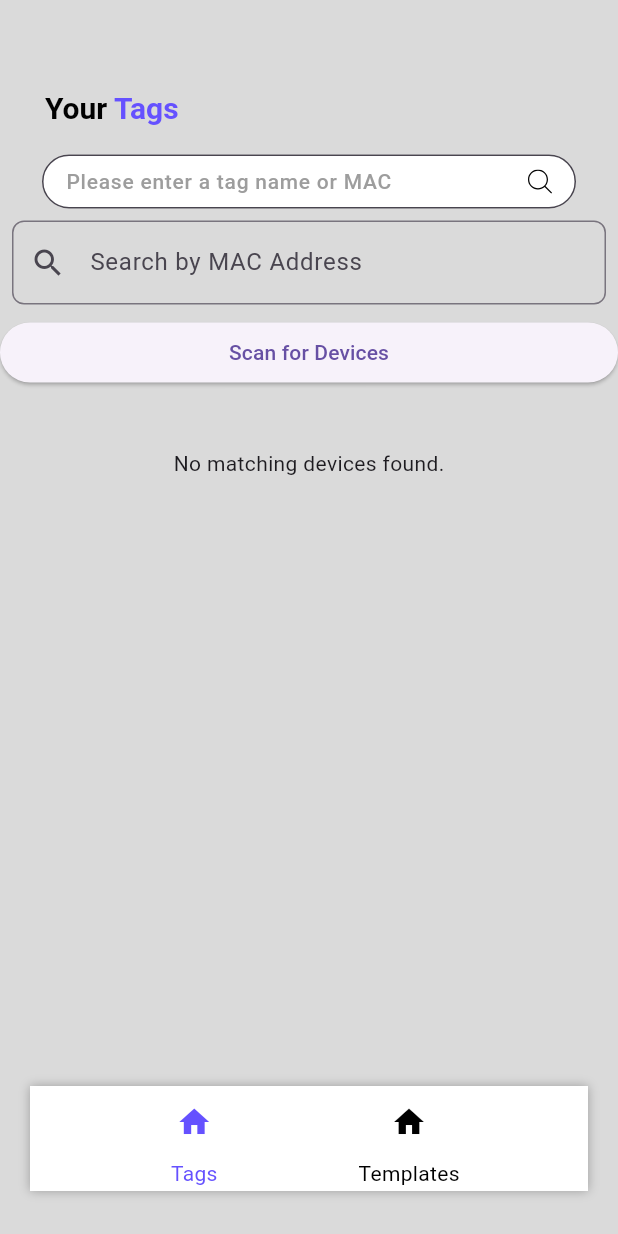
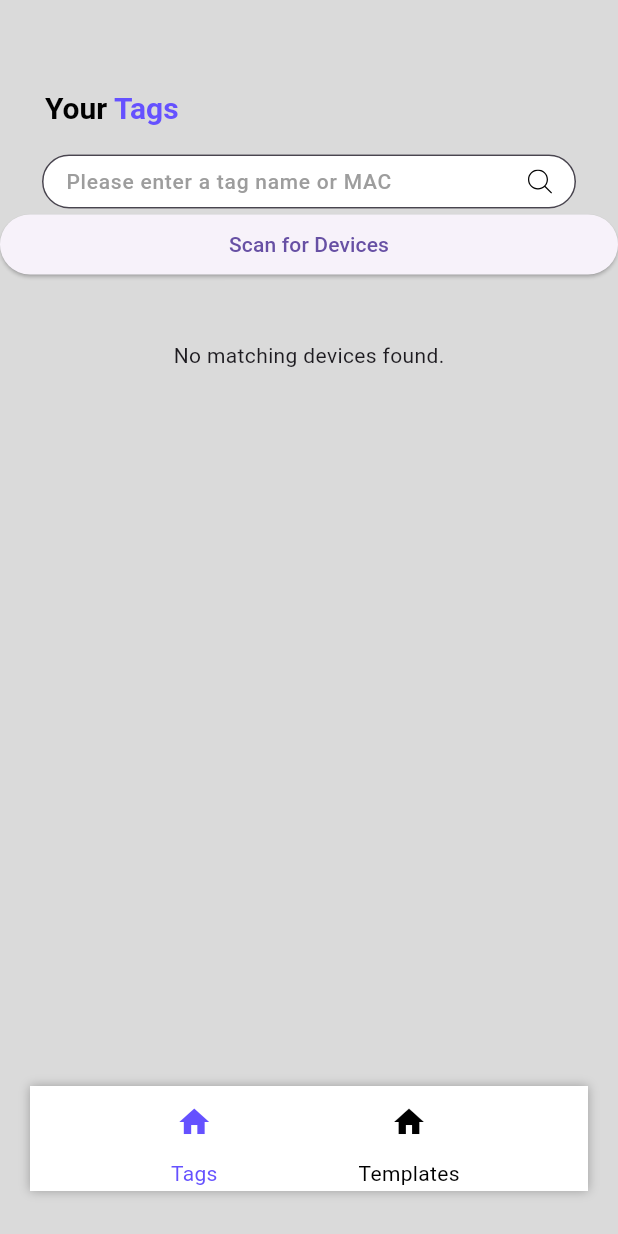
Before and after one commit to OlivierBldn/e-link, a Flutter app: the TagIndex screen opened directly, on a phone screen of 412 x 824 dp. Run offline on Flutter 3.47's test engine with Material 3 defaults, Android fonts, the phone set to English and light mode, and no system bars; our stand-ins replace flutter_svg, logger, permission_handler; missing offline and left inert: flutter_reactive_ble.

Commit message:
update searchBar

```diff
--- a/lib/screens/TagIndex.dart
+++ b/lib/screens/TagIndex.dart
@@ -1,106 +1,3 @@
-// import 'package:flutter/material.dart';
-// import 'package:flutter_application_1/constants/colors.dart';
-// import 'package:flutter_application_1/providers/ble_device_provider.dart';
-// import 'package:flutter_application_1/widgets/AppSearchBar.dart';
-// import 'package:flutter_application_1/widgets/NavBar.dart';
-// import 'package:flutter_application_1/widgets/TagCard.dart';
-// import 'package:provider/provider.dart';
-
-// import '../widgets/AppTitle.dart';
-
-// class TagIndex extends StatefulWidget {
-//   const TagIndex({super.key});
-
-//   @override
-//   _TagIndexState createState() => _TagIndexState();
-// }
-
-// class _TagIndexState extends State<TagIndex> {
-//   final TextEditingController _searchController = TextEditingController();
-//   String _searchQuery = '';
-
-//   @override
-//   void initState() {
-//     super.initState();
-//     final bleProvider = Provider.of<BleDeviceProvider>(context, listen: false);
-//     bleProvider.startBleScan();
-//   }
-
-//   @override
-//   Widget build(BuildContext context) {
-//     return Scaffold(
-//       backgroundColor: AppColors.backgroundColor,
-//       body: ListView(
-//         children: [
-//           const AppTitle(
-//             blackText: 'Your ',
-//             purpleText: 'Tags',
-//           ),
-//           const AppSearchBar(
-//             placeholder: 'Please enter a tag name or MAC',
-//           ),
-//            Padding(
-//             padding: const EdgeInsets.all(8.0),
-//             child: TextField(
-//               controller: _searchController,
-//               decoration: InputDecoration(
-//                 labelText: 'Search by MAC Address',
-//                 prefixIcon: const Icon(Icons.search),
-//                 border: OutlineInputBorder(
-//                   borderRadius: BorderRadius.circular(8),
-//                 ),
-//               ),
-//               onChanged: (value) {
-//                 setState(() {
-//                   _searchQuery = value;
-//                 });
-//               },
-//             ),
-//           ),
-//           Container(
-//             margin: const EdgeInsets.only(
-//               left: 28,
-//               right: 28,
-//               top: 20,
-//             ),
-//             child: Consumer<BleDeviceProvider>(
-//               builder: (context, provider, child) {
-//                 return Column(
-//                   children: provider.devices.map((device) {
-//                     return TagCard(
-//                       title: device.name,
-//                       available: provider.isConnected && device.mac == provider.connectedDevice?.mac,
-//                       screenSize: 7.5,
-//                       resolutionX: 800,
-//                       resolutionY: 480,
-//                       colorMode: 'BWR',
-//                       mac: device.mac,
-
-//                       battery: '${device.battery}%',
-//                     );
-//                   }).toList(),
-//                 );
-//               },
-//             ),
-//           ),
-//           const NavBar(selectedMenu: 'tags')
-//         ],
-//       ),
-//     );
-//   }
-//   @override
-//   void dispose() {
-//     _searchController.dispose();
-//     super.dispose();
-//   }
-// }
-
-
-
-
-
-
-
 import 'package:flutter/material.dart';
 import 'package:flutter_application_1/constants/colors.dart';
 import 'package:flutter_application_1/providers/ble_device_provider.dart';
@@ -148,27 +45,16 @@ class TagIndexState extends State<TagIndex> {
                   blackText: 'Your ',
                   purpleText: 'Tags',
                 ),
-                const AppSearchBar(
+                 AppSearchBar(
                   placeholder: 'Please enter a tag name or MAC',
+                   searchController: _searchController,
+                    onChanged: (value) {
+                    setState(() {
+                      _searchQuery = value;
+                    });
+                  },
                 ),
-                Padding(
-                  padding: const EdgeInsets.all(8.0),
-                  child: TextField(
-                    controller: _searchController,
-                    decoration: InputDecoration(
-                      labelText: 'Search by MAC Address',
-                      prefixIcon: const Icon(Icons.search),
-                      border: OutlineInputBorder(
-                        borderRadius: BorderRadius.circular(8),
-                      ),
-                    ),
-                    onChanged: (value) {
-                      setState(() {
-                        _searchQuery = value;
-                      });
-                    },
-                  ),
-                ),
+
                 ElevatedButton(
                   onPressed: () {
                     _startScan(bleProvider);
--- a/lib/widgets/AppSearchBar.dart
+++ b/lib/widgets/AppSearchBar.dart
@@ -6,10 +6,14 @@ import 'package:flutter_svg/flutter_svg.dart';
 
 class AppSearchBar extends StatelessWidget {
   final String placeholder;
+  final TextEditingController searchController;
+  final ValueChanged<String> onChanged;
 
   const AppSearchBar({
     super.key,
     required this.placeholder,
+    required this.searchController,
+    required this.onChanged,
   });
 
   @override
@@ -22,6 +26,7 @@ class AppSearchBar extends StatelessWidget {
       child: SizedBox(
         height: 36, // Set your desired height here
         child: TextField(
+          controller: searchController,
           decoration: InputDecoration(
             hintText: placeholder,
             hintStyle: const TextStyle(
@@ -50,6 +55,7 @@ class AppSearchBar extends StatelessWidget {
               ),
             ),
           ),
+          onChanged: onChanged,
         ),
       ),
     );
```
